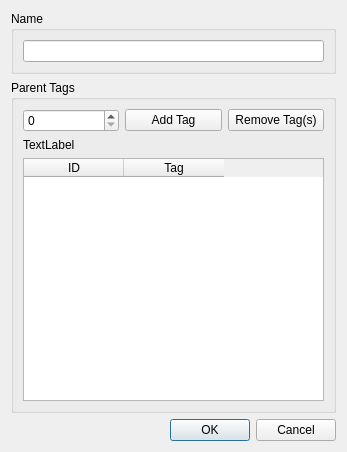
The window that iknow/ui/NewTagDialog.ui (j-kallwies/IKnow) describes before a commit, drawn with Qt 5.
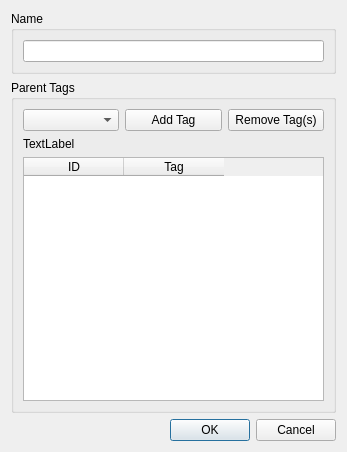
The same window after the commit.

Commit message: tags can be added as childs

```diff
--- a/iknow/ui/NewTagDialog.ui
+++ b/iknow/ui/NewTagDialog.ui
@@ -89,13 +89,6 @@
         </property>
        </widget>
       </item>
-      <item row="0" column="0">
-       <widget class="QSpinBox" name="parentTagSpinBox">
-        <property name="maximum">
-         <number>999999999</number>
-        </property>
-       </widget>
-      </item>
       <item row="2" column="0" colspan="3">
        <widget class="QTableWidget" name="assignedTagsList">
         <property name="alternatingRowColors">
@@ -119,6 +112,9 @@
         </column>
        </widget>
       </item>
+      <item row="0" column="0">
+       <widget class="QComboBox" name="parentTagComboBox"/>
+      </item>
      </layout>
     </widget>
    </item>
```
The commit also changes 2 other files.
